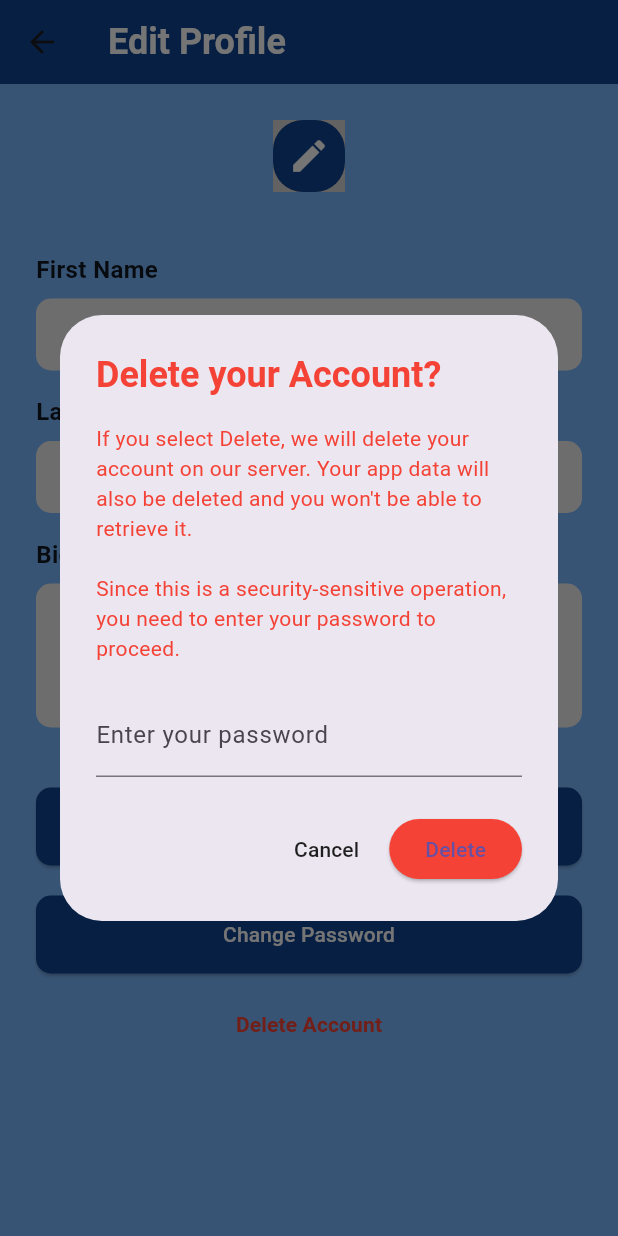
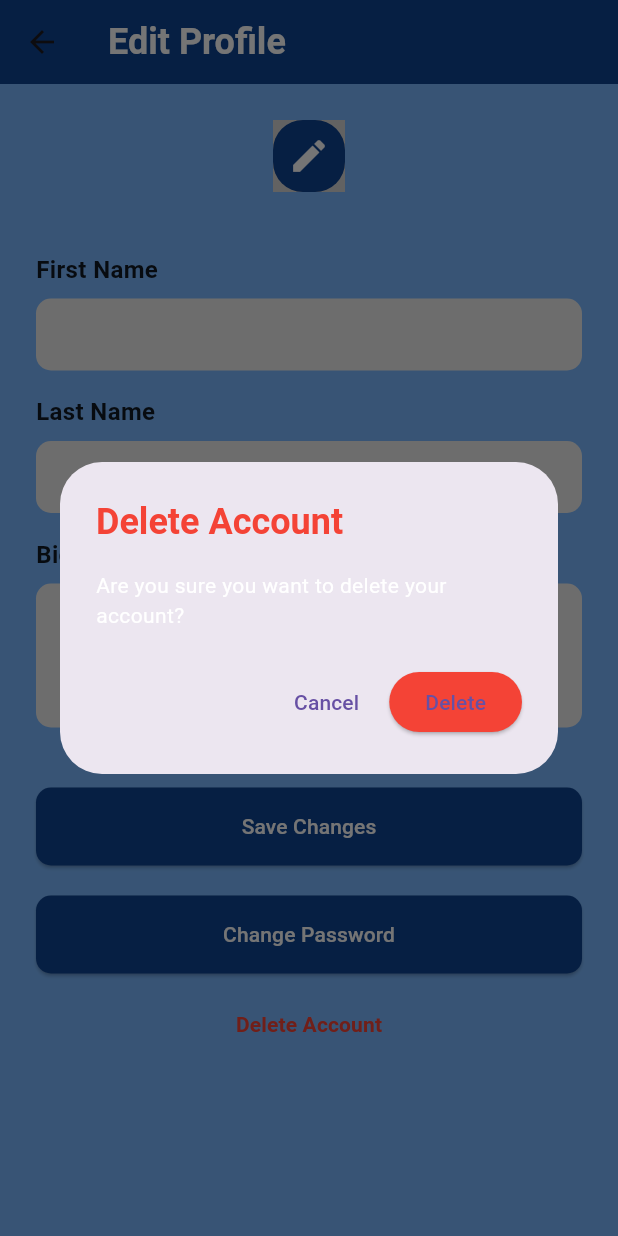
Before and after one commit to oscararenas12/ASAAP, a Flutter app: the EditProfilePage screen opened by its route, after a tap on "Delete Account", on a phone screen of 412 x 824 dp. Run offline on Flutter 3.47's test engine with Material 3 defaults, Android fonts, the light colour scheme and no system bars; our stand-ins replace awesome_snackbar_content, calendar_view, cloud_firestore, confetti, dash_chat_2, firebase_auth and 8 more; missing offline and left inert: chat_gpt_sdk, flutter_google_places, fluttermoji, google_api_headers, google_maps_webservice; accounts and stored records are empty; network calls fail; Roboto replaces fonts that are missing (Urbanist); project files that could hold a hidden picture were left out.

Commit message:
modified delete user account functions

```diff
--- a/flutter_491/lib/pages/change_password_page.dart
+++ b/flutter_491/lib/pages/change_password_page.dart
@@ -125,6 +125,6 @@ class ChangePasswordPage extends StatelessWidget {
   void _logout(BuildContext context) {
     FirebaseAuth.instance.signOut();
     Navigator.of(context).popUntil((route) => route.isFirst);
-    Navigator.of(context).pushReplacementNamed(AppRoutes.login); // Replace '/login' with your login route
+    Navigator.of(context).pushReplacementNamed(AppRoutes.login);
   }
 }
--- a/flutter_491/lib/pages/edit_profile_page.dart
+++ b/flutter_491/lib/pages/edit_profile_page.dart
@@ -94,46 +94,22 @@ class _EditProfilePageState extends State<EditProfilePage> {
     });
   }
 
-  void _deleteAccount() {
-    String password = ''; // Initialize password variable
-
-    showDialog(
+Future<void> showDeleteAccountDialog(BuildContext context) async {
+  return showDialog(
     context: context,
+    builder: (BuildContext context) {
+      // Use a Builder widget to get a valid context
+      return Builder(
         builder: (BuildContext context) {
           return AlertDialog(
             title: Text(
-            'Delete your Account?',
+              'Delete Account',
               style: TextStyle(fontWeight: FontWeight.bold, color: Colors.red),
             ),
-          content: Column(
-            mainAxisSize: MainAxisSize.min,
-            crossAxisAlignment: CrossAxisAlignment.start,
-            children: [
-              Text(
-                'If you select Delete, we will delete your account on our server. Your app data will also be deleted and you won\'t be able to retrieve it.',
-                style: TextStyle(color: Colors.red),
-              ),
-              SizedBox(height: 20),
-              Text(
-                'Since this is a security-sensitive operation, you need to enter your password to proceed.',
-                style: TextStyle(color: Colors.red),
-              ),
-              SizedBox(height: 20),
-              TextField(
-                decoration: InputDecoration(labelText: 'Enter your password'),
-                onChanged: (value) {
-                  password = value; // Update password variable as user types
-                },
-                obscureText: true, // Mask the entered password
-              ),
-            ],
-          ),
-          actions: [
+            content: Text('Are you sure you want to delete your account?'),
+            actions: <Widget>[
               TextButton(
-              child: Text(
-                'Cancel',
-                style: TextStyle(color: Colors.black87),
-              ),
+                child: Text('Cancel'),
                 onPressed: () {
                   Navigator.of(context).pop();
                 },
@@ -141,78 +117,50 @@ class _EditProfilePageState extends State<EditProfilePage> {
               ElevatedButton(
                 child: Text('Delete'),
                 style: ElevatedButton.styleFrom(
-                backgroundColor: Colors.red,
+                  primary: Colors.red,
                 ),
-              onPressed: () {
-                // Call the delete account function with password
-                _deleteUserAccount(password);
+                onPressed: () async {
+                  Navigator.of(context).pop(); // Close the dialog
+
+                  // Navigate to the login page
+                  Navigator.of(context).pushReplacementNamed(AppRoutes.login);
+                  // Delete user account
+                  await deleteUserAccount();
+
+
                 },
               ),
             ],
           );
         },
       );
+    },
+  );
 }
 
-  Future<void> _deleteUserAccount(String password) async {
+Future<void> deleteUserAccount() async {
   try {
-      final user = FirebaseAuth.instance.currentUser;
+    User? user = FirebaseAuth.instance.currentUser;
 
     if (user != null) {
-        // Reauthenticate user with provided password
-        final credential = EmailAuthProvider.credential(
-            email: user.email!, password: password);
-        await user.reauthenticateWithCredential(credential);
+      // Reference to the user's document in Firestore
+      final userDocRef = FirebaseFirestore.instance.collection('users').doc(user.uid);
 
       // Delete user's document from Firestore
-        await FirebaseFirestore.instance
-            .collection('users')
-            .doc(user.uid)
-            .delete();
+      await userDocRef.delete();
 
       // Delete user account
       await user.delete();
-        print('User account has been deleted');
-
-        // Navigate to the login page
-        Navigator.of(context).pushReplacementNamed(AppRoutes.login);
+      print('User account and associated document have been deleted');
     } else {
       print('No user is currently signed in');
     }
-    } on FirebaseAuthException catch (e) {
-      if (e.code == "requires-recent-login") {
-        await _reauthenticateAndDelete();
-      } else {
-        // Handle other Firebase exceptions
-        print('Firebase Auth Exception: $e');
-      }
   } catch (e) {
-      // Handle general exception
+    // Handle exceptions
     print('Error deleting user account: $e');
   }
 }
 
-  Future<void> _reauthenticateAndDelete() async {
-    try {
-      final user = FirebaseAuth.instance.currentUser;
-
-      if (user != null) {
-        final providerData = user.providerData.first;
-
-        if (GoogleAuthProvider().providerId == providerData.providerId) {
-          await user.reauthenticateWithProvider(GoogleAuthProvider());
-          print('Account reauthenticated');
-        } else {
-          // Handle other providers if necessary
-        }
-
-        await user.delete();
-      }
-    } catch (e) {
-      // Handle exceptions
-      print('Error reauthenticating and deleting user account: $e');
-    }
-  }
 
   @override
   Widget build(BuildContext context) {
@@ -332,7 +280,7 @@ class _EditProfilePageState extends State<EditProfilePage> {
               SizedBox(height: 10),
               TextButton(
                 onPressed: () {
-                  _deleteAccount();
+                  showDeleteAccountDialog(context);
                 },
                 child: Text(
                   'Delete Account',
```
Lines whose indentation alone changed are shown as unchanged.
